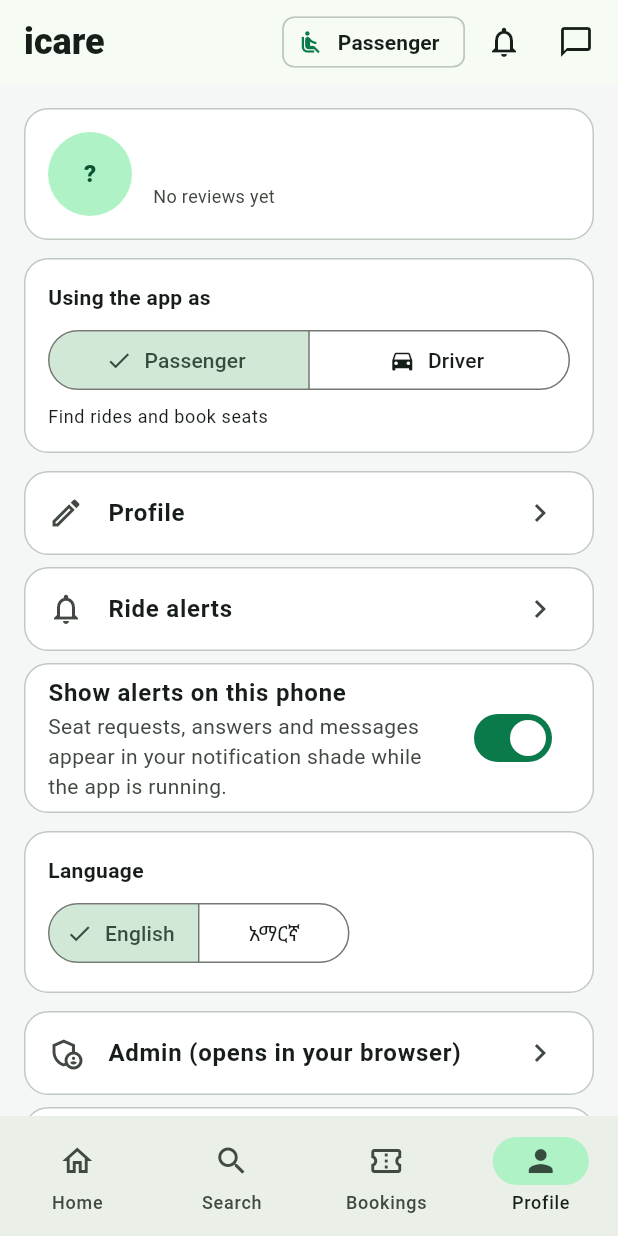
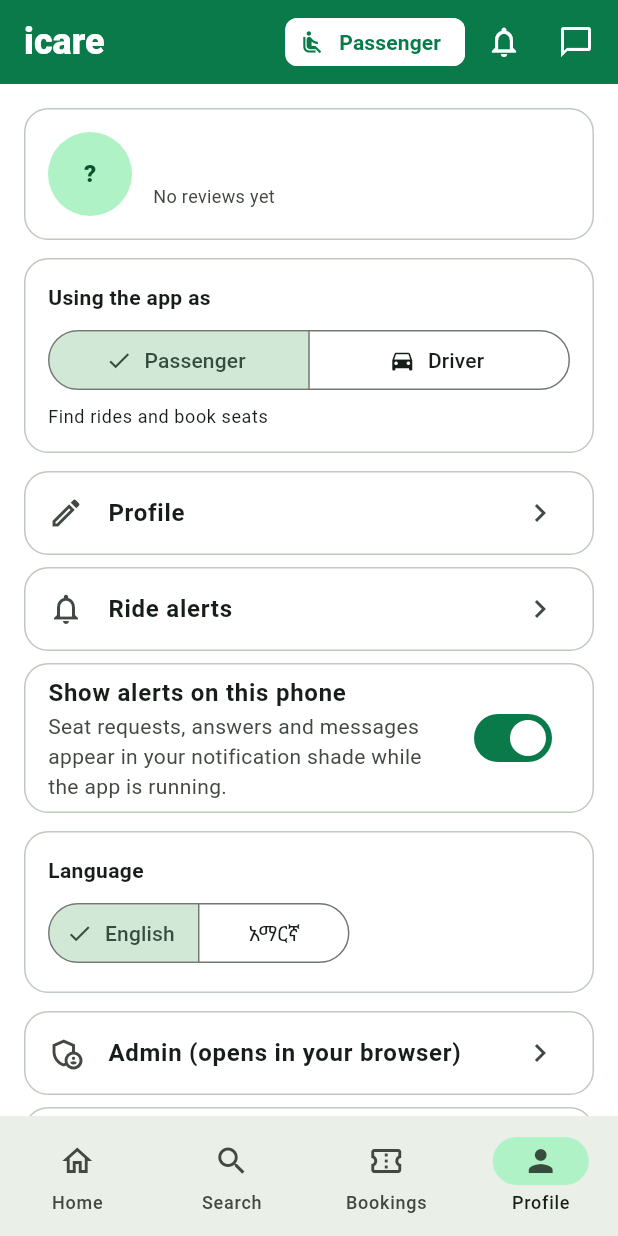
Before and after one commit to MohammedBr0/mon-customer, a Flutter app: the HomeShell screen opened directly, item 4 of the bottom bar chosen, on a phone screen of 412 x 824 dp. Run offline on Flutter 3.47's test engine with Material 3 defaults, Android fonts, the phone set to English and light mode, and no system bars; our stand-ins replace flutter_local_notifications, flutter_secure_storage, geolocator, google_maps_flutter; accounts and stored records are empty; network calls fail.

Commit message:
Brand: white on solid green, no gradients (app bar, welcome, launcher icon, web header and sign-in)
Co-Authored-By: Claude Fable 5.2 <noreply@anthropic.com>
Claude-Session: https://claude.ai/code/session_01NRQrMUF17FTNU2PMZURege

```diff
--- a/mobile/lib/screens/home_shell.dart
+++ b/mobile/lib/screens/home_shell.dart
@@ -122,16 +122,16 @@ class ModeSwitchChip extends StatelessWidget {
 
   @override
   Widget build(BuildContext context) {
-    final scheme = Theme.of(context).colorScheme;
     return Padding(
       padding: const EdgeInsets.only(right: 2),
       child: Tooltip(
         message: context.t(driver ? 'switch_to_passenger' : 'switch_to_driver'),
         child: ActionChip(
           visualDensity: VisualDensity.compact,
-          backgroundColor: driver ? scheme.primaryContainer : null,
-          avatar: Icon(driver ? Icons.directions_car : Icons.airline_seat_recline_normal, size: 18),
-          label: Text(context.t(driver ? 'role_driver' : 'role_passenger'), style: const TextStyle(fontWeight: FontWeight.w700)),
+          backgroundColor: Colors.white,
+          side: BorderSide.none,
+          avatar: Icon(driver ? Icons.directions_car : Icons.airline_seat_recline_normal, size: 18, color: brand),
+          label: Text(context.t(driver ? 'role_driver' : 'role_passenger'), style: const TextStyle(fontWeight: FontWeight.w700, color: brand)),
           onPressed: () async {
             final target = driver ? 'passenger' : 'driver';
             if (await confirmDialog(context, context.tr(driver ? 'switch_to_passenger_q' : 'switch_to_driver_q'), action: context.tr(driver ? 'switch_to_passenger' : 'switch_to_driver')) && context.mounted) {
--- a/mobile/lib/screens/notifications_screen.dart
+++ b/mobile/lib/screens/notifications_screen.dart
@@ -102,7 +102,7 @@ class _NotificationsScreenState extends State<NotificationsScreen> {
       appBar: AppBar(
         title: Text(context.t('notifications')),
         actions: [
-          if (app.unreadNotifications > 0) TextButton(onPressed: _markAll, child: Text(context.t('mark_all_read'))),
+          if (app.unreadNotifications > 0) TextButton(style: TextButton.styleFrom(foregroundColor: Colors.white), onPressed: _markAll, child: Text(context.t('mark_all_read'))),
         ],
       ),
       body: _items.isEmpty && _loading
--- a/mobile/lib/screens/welcome_screen.dart
+++ b/mobile/lib/screens/welcome_screen.dart
@@ -72,7 +72,7 @@ class _WelcomeScreenState extends State<WelcomeScreen> {
           Container(
             width: double.infinity,
             decoration: const BoxDecoration(
-              gradient: LinearGradient(begin: Alignment.topLeft, end: Alignment.bottomRight, colors: [Color(0xFF0B7A4B), Color(0xFF0A5C3A)]),
+              color: brand,
               borderRadius: BorderRadius.vertical(bottom: Radius.circular(28)),
             ),
             padding: EdgeInsets.fromLTRB(24, MediaQuery.of(context).padding.top + 16, 24, 32),
--- a/mobile/lib/widgets/common.dart
+++ b/mobile/lib/widgets/common.dart
@@ -18,7 +18,7 @@ ThemeData buildTheme(Brightness brightness) {
   return ThemeData(
     useMaterial3: true,
     colorScheme: scheme,
-    scaffoldBackgroundColor: brightness == Brightness.light ? const Color(0xFFF4F7F5) : const Color(0xFF0E1612),
+    scaffoldBackgroundColor: brightness == Brightness.light ? Colors.white : const Color(0xFF0E1612),
     fontFamilyFallback: const ['Noto Sans Ethiopic', 'Abyssinica SIL', 'Roboto'],
     cardTheme: CardThemeData(
       elevation: 0,
@@ -35,7 +35,8 @@ ThemeData buildTheme(Brightness brightness) {
     ),
     filledButtonTheme: FilledButtonThemeData(style: FilledButton.styleFrom(minimumSize: const Size.fromHeight(50), shape: RoundedRectangleBorder(borderRadius: BorderRadius.circular(12)), textStyle: const TextStyle(fontWeight: FontWeight.w700, fontSize: 16))),
     outlinedButtonTheme: OutlinedButtonThemeData(style: OutlinedButton.styleFrom(minimumSize: const Size.fromHeight(48), shape: RoundedRectangleBorder(borderRadius: BorderRadius.circular(12)))),
-    appBarTheme: AppBarTheme(backgroundColor: scheme.surface, foregroundColor: scheme.onSurface, elevation: 0, scrolledUnderElevation: 1),
+    // The brand: white on solid green, everywhere the app shows its name or a screen title.
+    appBarTheme: const AppBarTheme(backgroundColor: brand, foregroundColor: Colors.white, surfaceTintColor: Colors.transparent, elevation: 0, scrolledUnderElevation: 0),
     navigationBarTheme: NavigationBarThemeData(indicatorColor: scheme.primaryContainer),
   );
 }
```
Also changed, not shown: 10 other files.
